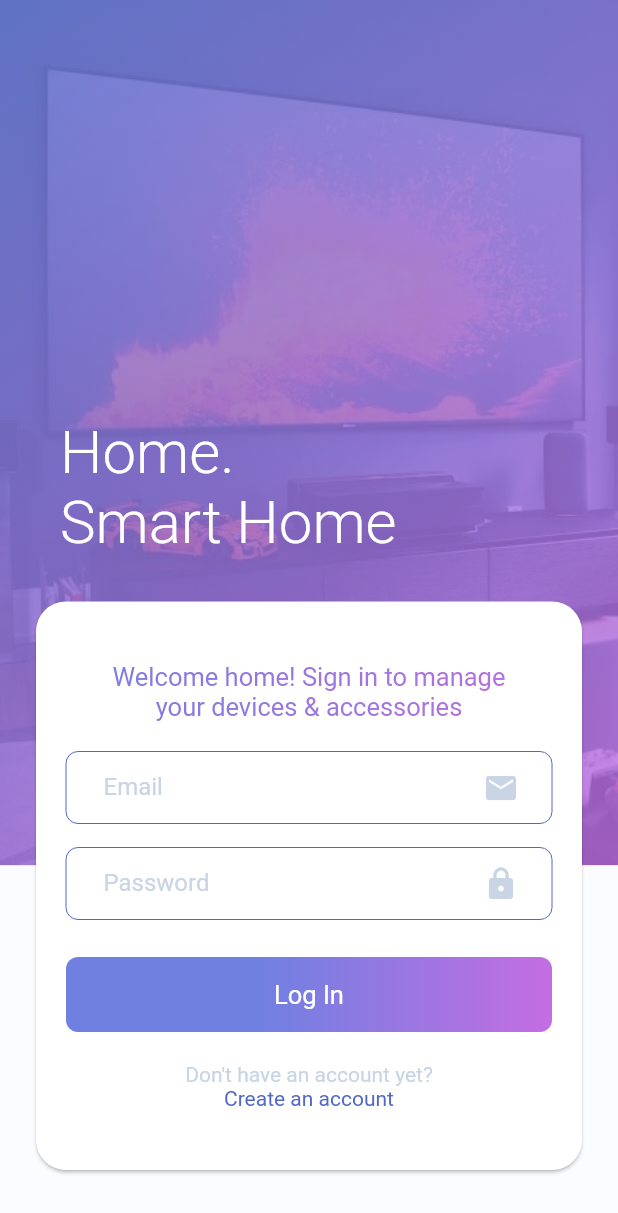
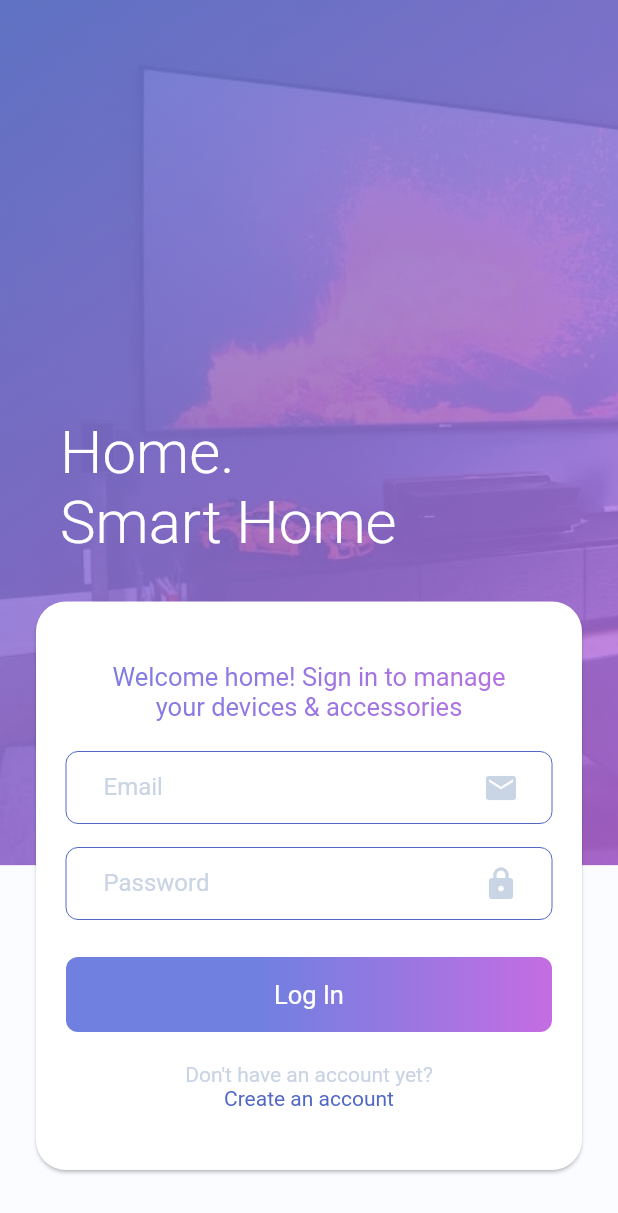
Before and after one commit to ttiagolimaa/smart-home-control, a Flutter app: the screen it shows after launch, on a phone screen of 412 x 824 dp. Shown: the top 1213 px of the screen. Run offline on Flutter 3.47's test engine with Material 2 defaults, Android fonts, the phone set to English and light mode, and no system bars; our stand-ins replace dotted_border, flutter_svg, font_awesome_flutter, sleek_circular_slider, syncfusion_flutter_sliders; missing offline and left inert: validatorless.

Commit message:
fix background login screen

```diff
--- a/lib/screens/login_screen.dart
+++ b/lib/screens/login_screen.dart
@@ -14,12 +14,15 @@ class LoginScreen extends StatelessWidget {
       width: size.width,
       child: Stack(
         children: [
-          Container(
+          Positioned(
             height: size.height * 0.7,
-            child: Image.asset(
-              'assets/roomtv.jpg',
-              fit: BoxFit.cover,
-              alignment: Alignment.center,
+            child: Container(
+              height: size.height * 0.7,
+              child: Image.asset(
+                'assets/roomtv.jpg',
+                fit: BoxFit.cover,
+                alignment: Alignment.center,
+              ),
             ),
           ),
           Opacity(
--- a/lib/screens/room_control_screen.dart
+++ b/lib/screens/room_control_screen.dart
@@ -1,12 +1,12 @@
 import 'package:flutter/material.dart';
 import 'package:font_awesome_flutter/font_awesome_flutter.dart';
-import 'package:smarthome/utils/custom_thumb_gradient.dart';
+import 'package:smarthome/utils/custom_thumb_gradient_slider.dart';
 import 'package:smarthome/utils/custom_tick_mark_slider.dart';
 import 'package:smarthome/utils/custom_track_slider.dart';
 import 'package:syncfusion_flutter_sliders/sliders.dart';
 import 'package:smarthome/utils/app_colors.dart';
 import 'package:smarthome/utils/button_mode.dart';
-import 'package:smarthome/utils/tab_indicator_gradient_custom.dart';
+import 'package:smarthome/utils/custom_tab_indicator_gradient.dart';
 
 import 'package:flutter_svg/flutter_svg.dart';
 import 'package:smarthome/widgets/circular_slider.dart';
```
Also changed, not shown: lib/utils/custom_tab_indicator_gradient.dart (renamed from lib/utils/tab_indicator_gradient_custom.dart), lib/utils/custom_thumb_gradient_slider.dart (renamed from lib/utils/custom_thumb_gradient.dart).
